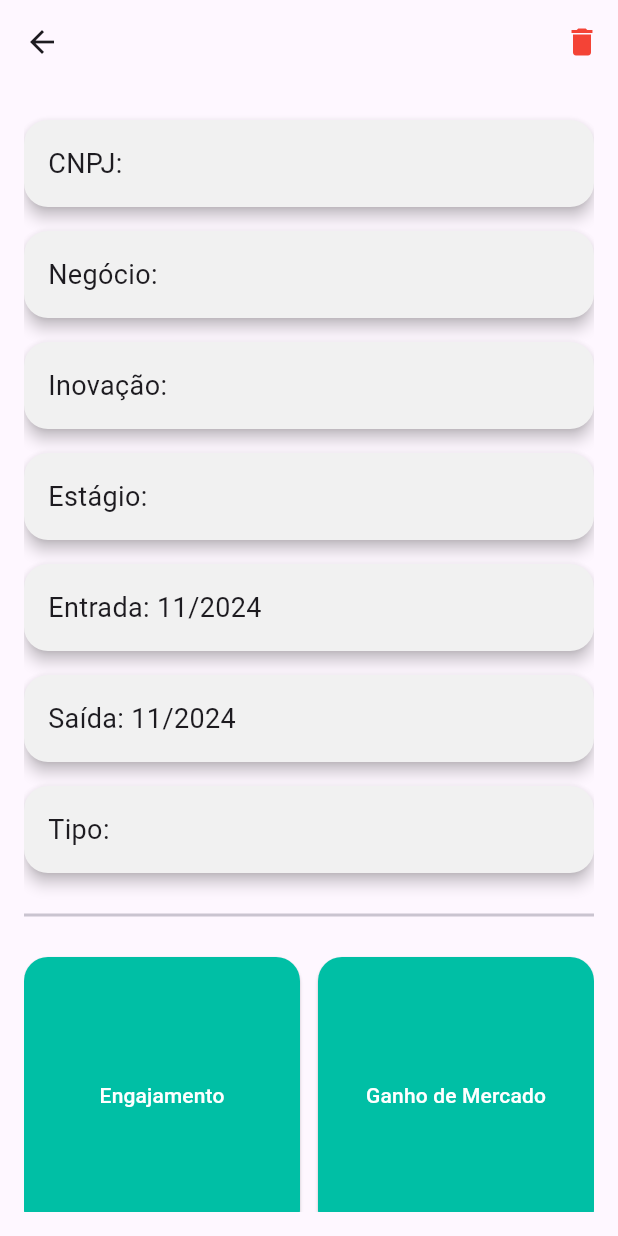
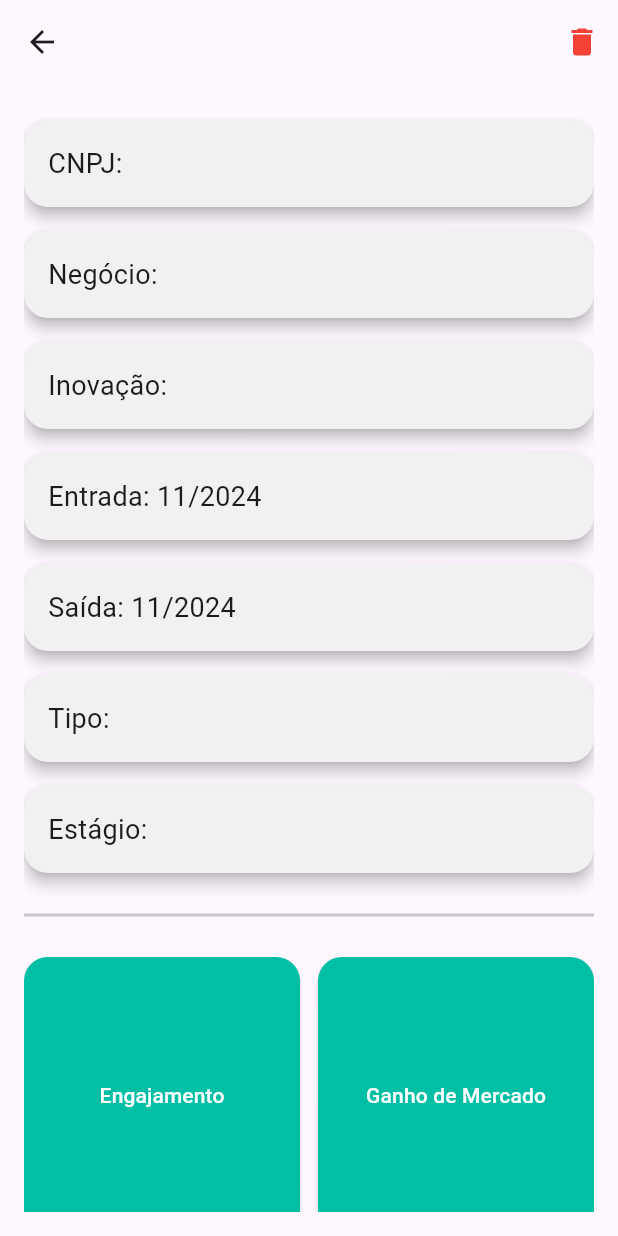
Before and after one commit to deLaraaaa/pac-novale, a Flutter app: the CompanyDetailsScreen screen opened directly with empty values, on a phone screen of 412 x 824 dp. Run offline on Flutter 3.47's test engine with Material 3 defaults, Android fonts, the phone set to English and light mode, and no system bars; missing offline and left inert: month_year_picker; network calls fail.

Commit message:
feat: pages correction

```diff
--- a/lib/screens/business_info/market_gain_info_screen.dart
+++ b/lib/screens/business_info/market_gain_info_screen.dart
@@ -78,7 +78,7 @@ class _MarketGainInfoScreenState extends State<MarketGainInfoScreen> {
   Future<void> fetchEngagements(String companyId) async {
     if (selectedStartDate == null || selectedEndDate == null) return;
 
-    final url = Uri.parse('http://localhost:3000/get_engagements');
+    final url = Uri.parse('http://10.0.2.2:3000/get_engagements');
     final response = await http.post(
       url,
       headers: {'Content-Type': 'application/json'},
--- a/lib/screens/company_details_screen.dart
+++ b/lib/screens/company_details_screen.dart
@@ -41,7 +41,7 @@ class CompanyDetailsScreenState extends State<CompanyDetailsScreen> {
       isDeleting = true;
     });
 
-    final url = Uri.parse('http://localhost:3000/delete_company');
+    final url = Uri.parse('http://10.0.2.2:3000/delete_company');
     final response = await http.delete(
       url,
       headers: {'Content-Type': 'application/json'},
@@ -63,7 +63,7 @@ class CompanyDetailsScreenState extends State<CompanyDetailsScreen> {
   }
 
   Future<void> updateCompany(String field, String value) async {
-    final url = Uri.parse('http://localhost:3000/update_company');
+    final url = Uri.parse('http://10.0.2.2:3000/update_company');
     final response = await http.put(
       url,
       headers: {'Content-Type': 'application/json'},
@@ -233,6 +233,72 @@ class CompanyDetailsScreenState extends State<CompanyDetailsScreen> {
     );
   }
 
+  Widget buildDropdownCard(
+      BuildContext context,
+      String title,
+      String content,
+      List<String> options,
+      Function(String) onOptionSelected,
+      ) {
+    return GestureDetector(
+      onLongPress: () => openDropdownDialog(context, title, content, options, onOptionSelected),
+      child: SizedBox(
+        width: double.infinity,
+        child: Card(
+          margin: const EdgeInsets.symmetric(vertical: 8.0),
+          elevation: 4,
+          color: const Color.fromARGB(255, 241, 241, 241),
+          shape: RoundedRectangleBorder(
+            borderRadius: BorderRadius.circular(16),
+          ),
+          child: Padding(
+            padding: const EdgeInsets.all(16.0),
+            child: Text(
+              '$title: $content',
+              style: const TextStyle(fontSize: 18),
+            ),
+          ),
+        ),
+      ),
+    );
+  }
+
+  void openDropdownDialog(
+      BuildContext context,
+      String title,
+      String currentValue,
+      List<String> options,
+      Function(String) onOptionSelected,
+      ) {
+    showDialog(
+      context: context,
+      builder: (BuildContext context) {
+        String selectedValue = currentValue;
+
+        return AlertDialog(
+          title: Text('Selecione um valor para $title'),
+          content: DropdownButton<String>(
+            value: selectedValue,
+            isExpanded: true,
+            items: options.map((String option) {
+              return DropdownMenuItem<String>(
+                value: option,
+                child: Text(option),
+              );
+            }).toList(),
+            onChanged: (String? newValue) {
+              if (newValue != null) {
+                selectedValue = newValue;
+                Navigator.of(context).pop(); // Fecha o diálogo
+                onOptionSelected(newValue); // Chama a função de atualização
+              }
+            },
+          ),
+        );
+      },
+    );
+  }
+
   @override
   Widget build(BuildContext context) {
     final companyDetails = widget.companyDetails;
@@ -261,13 +327,35 @@ class CompanyDetailsScreenState extends State<CompanyDetailsScreen> {
                 buildTextCard('Inovação',
                     companyDetails['Inovation'] ?? 'Não disponível'),
                 buildTextCard(
-                    'Estágio', companyDetails['Status'] ?? 'Não disponível'),
-                buildTextCard(
                     'Entrada', companyDetails['EntryDate'] ?? 'Não disponível'),
                 buildTextCard(
                     'Saída', companyDetails['ExitDate'] ?? 'Não disponível'),
-                buildTextCard(
-                    'Tipo', companyDetails['Type'] ?? 'Não disponível'),
+                buildDropdownCard(
+                  context,
+                  'Tipo',
+                  companyDetails['Type'] ?? 'Pendente',
+                  ['Incubada', 'Coworking', 'Âncora'],
+                      (String newValue) async {
+                    // Atualiza os dados no servidor e no estado local
+                    await updateCompany('Tipo', newValue);
+                    setState(() {
+                      companyDetails['Type'] = newValue;
+                    });
+                  },
+                ),
+                buildDropdownCard(
+                  context,
+                  'Estágio',
+                  companyDetails['Status'] ?? 'Pendente',
+                  ['Ideação', 'Operação', 'Tração', 'Scale-Up'],
+                      (String newValue) async {
+                    // Atualiza os dados no servidor e no estado local
+                    await updateCompany('Estágio', newValue);
+                    setState(() {
+                      companyDetails['Status'] = newValue;
+                    });
+                  },
+                ),
                 const Divider(
                   height: 40,
                   thickness: 2,
--- a/lib/screens/create_business_screen.dart
+++ b/lib/screens/create_business_screen.dart
@@ -77,7 +77,7 @@ class CreateBusinessScreenState extends State<CreateBusinessScreen> {
       isLoading = true;
     });
 
-    final url = Uri.parse('http://localhost:3000/create_companies');
+    final url = Uri.parse('http://10.0.2.2:3000/create_companies');
     try {
       final response = await http.post(
         url,
--- a/lib/screens/show_business_screen.dart
+++ b/lib/screens/show_business_screen.dart
@@ -27,7 +27,7 @@ class ShowBusinessScreenState extends State<ShowBusinessScreen> {
       isLoading = true;
     });
 
-    final url = Uri.parse('http://localhost:3000/get_companies');
+    final url = Uri.parse('http://10.0.2.2:3000/get_companies');
     final response = await http.get(url);
 
     if (response.statusCode == 200) {
```
Also changed, not shown: lib/screens/business_info/engagement_info_screen.dart (+3 -11 lines).
